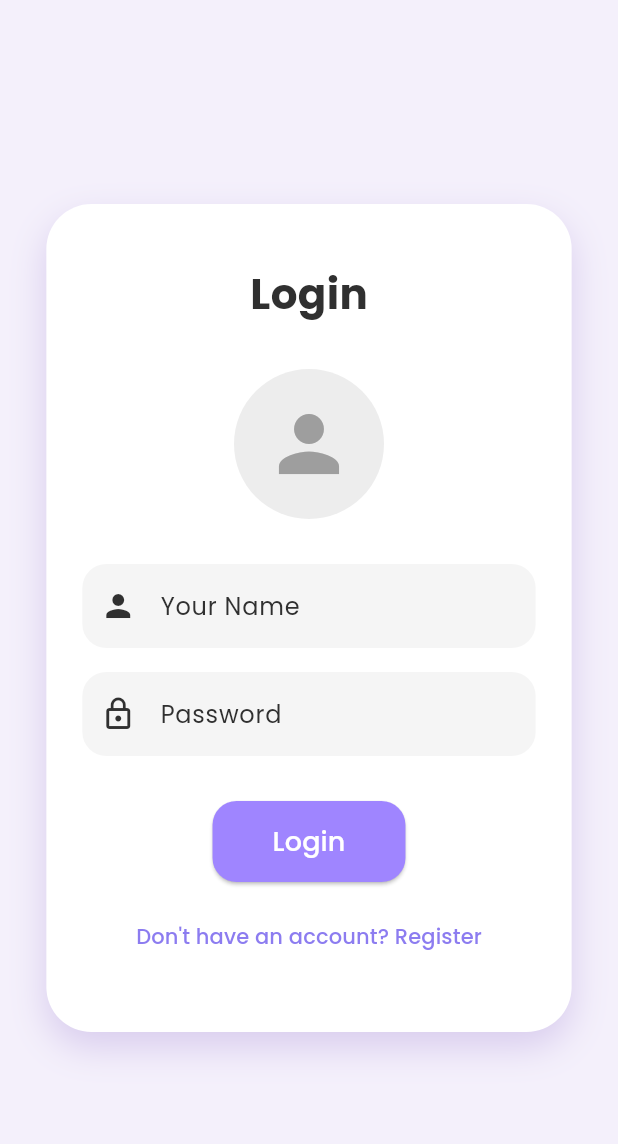
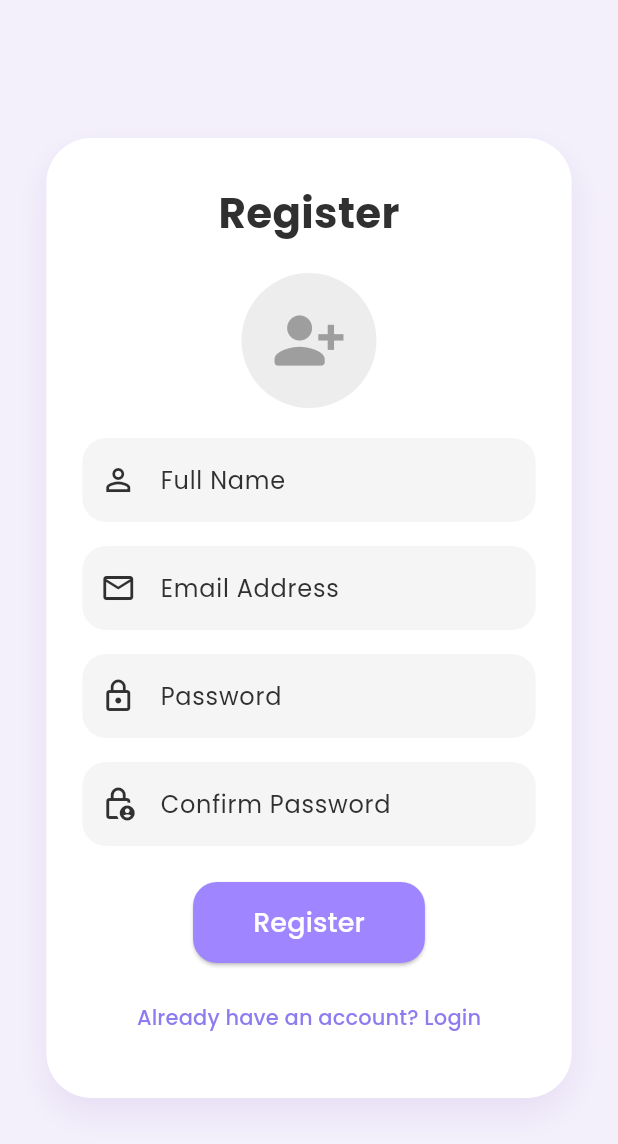
Before and after one commit to RahulShaw321/group_study_flutter, a Flutter app: the screen it shows after launch, after a tap on "Don't have an account? Register", on a phone screen of 412 x 824 dp. Shown: the top 1144 px of the screen. Run offline on Flutter 3.47's test engine with Material 3 defaults, Android fonts, the phone set to English and light mode, and no system bars.

Commit message:
User Register Screen Created

```diff
--- a/lib/screens/login_screen.dart
+++ b/lib/screens/login_screen.dart
@@ -1,4 +1,5 @@
 import 'package:flutter/material.dart';
+import 'package:group_study_flutter/screens/user_register_screen.dart';
 import 'package:group_study_flutter/styles/theme_style.dart';
 import 'package:group_study_flutter/widgets/my_text_field.dart';
 
@@ -73,6 +74,12 @@ class LoginScreen extends StatelessWidget {
               TextButton(
                 onPressed: () {
                   // Handle register navigation
+                  Navigator.push(
+                    context,
+                    MaterialPageRoute(
+                      builder: (_) => const UserRegisterScreen(),
+                    ),
+                  );
                 },
                 child: const Text(
                   "Don't have an account? Register",
--- /dev/null
+++ b/lib/screens/user_register_screen.dart
@@ -0,0 +1,135 @@
+import 'package:flutter/material.dart';
+import 'package:group_study_flutter/styles/theme_style.dart';
+
+class UserRegisterScreen extends StatelessWidget {
+  const UserRegisterScreen({super.key});
+
+  @override
+  Widget build(BuildContext context) {
+    final Size size = MediaQuery.of(context).size;
+
+    return Scaffold(
+      backgroundColor: const Color(0xFFF4F0FB), // pastel background
+      body: Center(
+        child: Container(
+          width: size.width * 0.85,
+          padding: const EdgeInsets.symmetric(horizontal: 24, vertical: 30),
+          decoration: BoxDecoration(
+            color: Colors.white,
+            borderRadius: BorderRadius.circular(30),
+            boxShadow: [
+              BoxShadow(
+                color: Colors.deepPurple.withOpacity(0.1),
+                blurRadius: 20,
+                offset: const Offset(0, 10),
+              ),
+            ],
+          ),
+          child: SingleChildScrollView(
+            child: Column(
+              mainAxisSize: MainAxisSize.min,
+              children: [
+                const Text(
+                  'Register',
+                  style: TextStyle(fontSize: 28, fontWeight: FontWeight.bold),
+                ),
+                const SizedBox(height: 20),
+                const CircleAvatar(
+                  radius: 45,
+                  backgroundColor: Color(0xFFEDEDED),
+                  child: Icon(Icons.person_add_alt_1_rounded, size: 50, color: Colors.grey),
+                ),
+                const SizedBox(height: 20),
+                TextField(
+                  decoration: InputDecoration(
+                    hintText: 'Full Name',
+                    prefixIcon: const Icon(Icons.person_outline),
+                    filled: true,
+                    fillColor: Colors.grey.shade100,
+                    border: OutlineInputBorder(
+                      borderRadius: BorderRadius.circular(16),
+                      borderSide: BorderSide.none,
+                    ),
+                  ),
+                ),
+                const SizedBox(height: 16),
+                TextField(
+                  keyboardType: TextInputType.emailAddress,
+                  decoration: InputDecoration(
+                    hintText: 'Email Address',
+                    prefixIcon: const Icon(Icons.email_outlined),
+                    filled: true,
+                    fillColor: Colors.grey.shade100,
+                    border: OutlineInputBorder(
+                      borderRadius: BorderRadius.circular(16),
+                      borderSide: BorderSide.none,
+                    ),
+                  ),
+                ),
+                const SizedBox(height: 16),
+                TextField(
+                  obscureText: true,
+                  decoration: InputDecoration(
+                    hintText: 'Password',
+                    prefixIcon: const Icon(Icons.lock_outline),
+                    filled: true,
+                    fillColor: Colors.grey.shade100,
+                    border: OutlineInputBorder(
+                      borderRadius: BorderRadius.circular(16),
+                      borderSide: BorderSide.none,
+                    ),
+                  ),
+                ),
+                const SizedBox(height: 16),
+                TextField(
+                  obscureText: true,
+                  decoration: InputDecoration(
+                    hintText: 'Confirm Password',
+                    prefixIcon: const Icon(Icons.lock_person_outlined),
+                    filled: true,
+                    fillColor: Colors.grey.shade100,
+                    border: OutlineInputBorder(
+                      borderRadius: BorderRadius.circular(16),
+                      borderSide: BorderSide.none,
+                    ),
+                  ),
+                ),
+                const SizedBox(height: 24),
+                ElevatedButton(
+                  onPressed: () {
+                    // Handle registration
+                  },
+                  style: ElevatedButton.styleFrom(
+                    backgroundColor: pastelColorScheme.primary,
+                    foregroundColor: pastelColorScheme.onPrimary,
+                    shape: RoundedRectangleBorder(
+                      borderRadius: BorderRadius.circular(16),
+                    ),
+                    padding: const EdgeInsets.symmetric(horizontal: 40, vertical: 14),
+                  ),
+                  child: const Text(
+                    'Register',
+                    style: TextStyle(fontSize: 18),
+                  ),
+                ),
+                const SizedBox(height: 12),
+                TextButton(
+                  onPressed: () {
+                    Navigator.pop(context); // Back to login
+                  },
+                  child: const Text(
+                    'Already have an account? Login',
+                    style: TextStyle(
+                      color: Color(0xFF8C7CF0),
+                      fontWeight: FontWeight.w500,
+                    ),
+                  ),
+                ),
+              ],
+            ),
+          ),
+        ),
+      ),
+    );
+  }
+}
```
